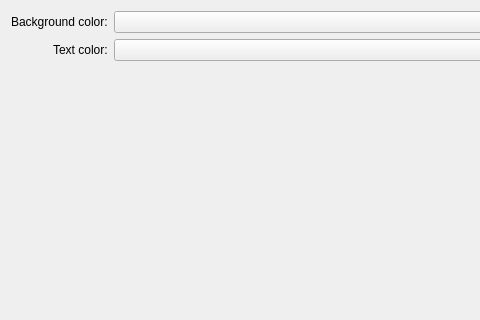
Above: src/widgets/colorsettings.ui from KDE/kronometer before the change; both pictures show x 0 to 480 and y 0 to 320 of the 1077 by 487 pixel window. Below: the same form after it.
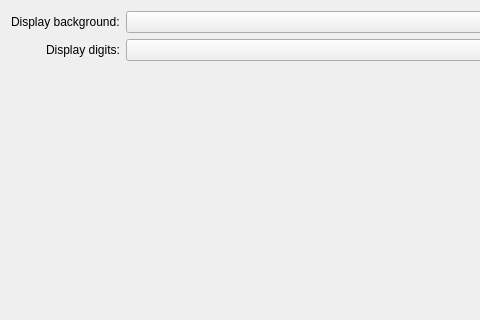
That is the form after the change. Custom widgets are drawn as their Qt base class.

Commit message: Update colorsettings strings

```diff
--- a/src/widgets/colorsettings.ui
+++ b/src/widgets/colorsettings.ui
@@ -17,7 +17,7 @@
    <item row="0" column="0">
     <widget class="QLabel" name="label">
      <property name="text">
-      <string>Background color:</string>
+      <string>Display background:</string>
      </property>
     </widget>
    </item>
@@ -31,7 +31,7 @@
    <item row="1" column="0">
     <widget class="QLabel" name="label_2">
      <property name="text">
-      <string>Text color:</string>
+      <string>Display digits:</string>
      </property>
     </widget>
    </item>
```
Left out of the diff: 4 changed lines with no effect on the pictures.
